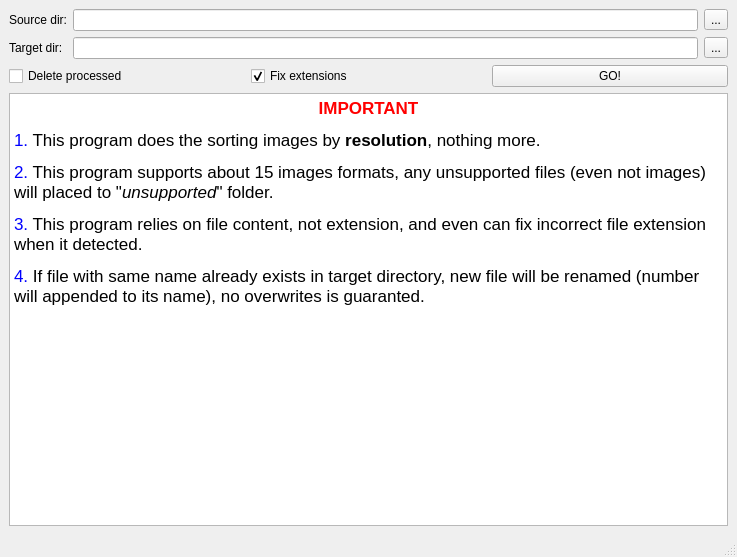
Before: the Qt Designer form main_window.ui in Kolcha/qImgSort, drawn with Qt 5.
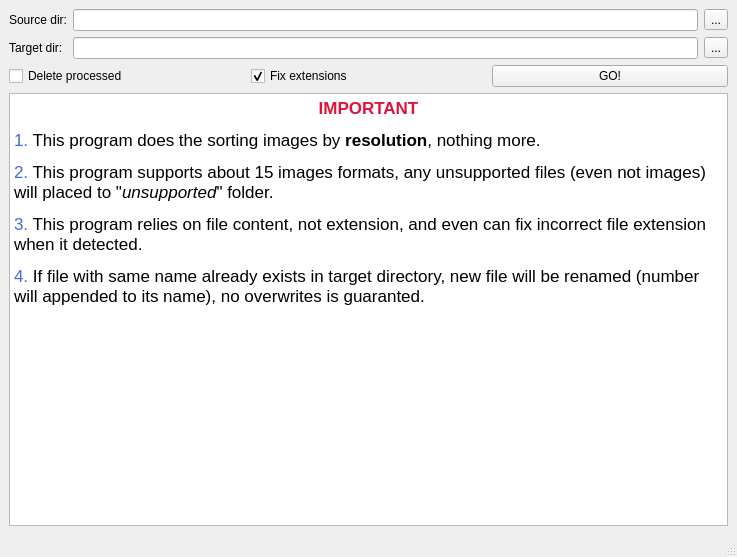
After: the same form once the commit is applied.

Commit message: changed colors, fixed translation, updated version

The edit to the form file:
```diff
--- a/main_window.ui
+++ b/main_window.ui
@@ -97,11 +97,11 @@
 &lt;html&gt;&lt;head&gt;&lt;meta name=&quot;qrichtext&quot; content=&quot;1&quot; /&gt;&lt;style type=&quot;text/css&quot;&gt;
 p, li { white-space: pre-wrap; }
 &lt;/style&gt;&lt;/head&gt;&lt;body style=&quot; font-family:'.Lucida Grande UI'; font-size:13pt; font-weight:400; font-style:normal;&quot;&gt;
-&lt;p align=&quot;center&quot; style=&quot; margin-top:0px; margin-bottom:0px; margin-left:0px; margin-right:0px; -qt-block-indent:0; text-indent:0px;&quot;&gt;&lt;span style=&quot; font-weight:600; color:#ff0000;&quot;&gt;IMPORTANT&lt;/span&gt;&lt;/p&gt;
-&lt;p style=&quot; margin-top:12px; margin-bottom:12px; margin-left:0px; margin-right:0px; -qt-block-indent:0; text-indent:0px;&quot;&gt;&lt;span style=&quot; color:#0000ff;&quot;&gt;1.&lt;/span&gt; This program does the sorting images by &lt;span style=&quot; font-weight:600;&quot;&gt;resolution&lt;/span&gt;, nothing more.&lt;/p&gt;
-&lt;p style=&quot; margin-top:12px; margin-bottom:12px; margin-left:0px; margin-right:0px; -qt-block-indent:0; text-indent:0px;&quot;&gt;&lt;span style=&quot; color:#0000ff;&quot;&gt;2.&lt;/span&gt; This program supports about 15 images formats, any unsupported files (even not images) will placed to &amp;quot;&lt;span style=&quot; font-style:italic;&quot;&gt;unsupported&lt;/span&gt;&amp;quot; folder.&lt;/p&gt;
-&lt;p style=&quot; margin-top:12px; margin-bottom:12px; margin-left:0px; margin-right:0px; -qt-block-indent:0; text-indent:0px;&quot;&gt;&lt;span style=&quot; color:#0000ff;&quot;&gt;3.&lt;/span&gt; This program relies on file content, not extension, and even can fix incorrect file extension when it detected.&lt;/p&gt;
-&lt;p style=&quot; margin-top:12px; margin-bottom:12px; margin-left:0px; margin-right:0px; -qt-block-indent:0; text-indent:0px;&quot;&gt;&lt;span style=&quot; color:#0000ff;&quot;&gt;4.&lt;/span&gt; If file with same name already exists in target directory, new file will be renamed (number will appended to its name), no overwrites is guaranted.&lt;/p&gt;&lt;/body&gt;&lt;/html&gt;</string>
+&lt;p align=&quot;center&quot; style=&quot; margin-top:0px; margin-bottom:0px; margin-left:0px; margin-right:0px; -qt-block-indent:0; text-indent:0px;&quot;&gt;&lt;span style=&quot; font-weight:600; color:#dc143c;&quot;&gt;IMPORTANT&lt;/span&gt;&lt;/p&gt;
+&lt;p style=&quot; margin-top:12px; margin-bottom:12px; margin-left:0px; margin-right:0px; -qt-block-indent:0; text-indent:0px;&quot;&gt;&lt;span style=&quot; color:#4169e1;&quot;&gt;1.&lt;/span&gt; This program does the sorting images by &lt;span style=&quot; font-weight:600;&quot;&gt;resolution&lt;/span&gt;, nothing more.&lt;/p&gt;
+&lt;p style=&quot; margin-top:12px; margin-bottom:12px; margin-left:0px; margin-right:0px; -qt-block-indent:0; text-indent:0px;&quot;&gt;&lt;span style=&quot; color:#4169e1;&quot;&gt;2.&lt;/span&gt; This program supports about 15 images formats, any unsupported files (even not images) will placed to &amp;quot;&lt;span style=&quot; font-style:italic;&quot;&gt;unsupported&lt;/span&gt;&amp;quot; folder.&lt;/p&gt;
+&lt;p style=&quot; margin-top:12px; margin-bottom:12px; margin-left:0px; margin-right:0px; -qt-block-indent:0; text-indent:0px;&quot;&gt;&lt;span style=&quot; color:#4169e1;&quot;&gt;3.&lt;/span&gt; This program relies on file content, not extension, and even can fix incorrect file extension when it detected.&lt;/p&gt;
+&lt;p style=&quot; margin-top:12px; margin-bottom:12px; margin-left:0px; margin-right:0px; -qt-block-indent:0; text-indent:0px;&quot;&gt;&lt;span style=&quot; color:#4169e1;&quot;&gt;4.&lt;/span&gt; If file with same name already exists in target directory, new file will be renamed (number will appended to its name), no overwrites is guaranted.&lt;/p&gt;&lt;/body&gt;&lt;/html&gt;</string>
       </property>
      </widget>
     </item>
```
The commit also changes 5 other files.
